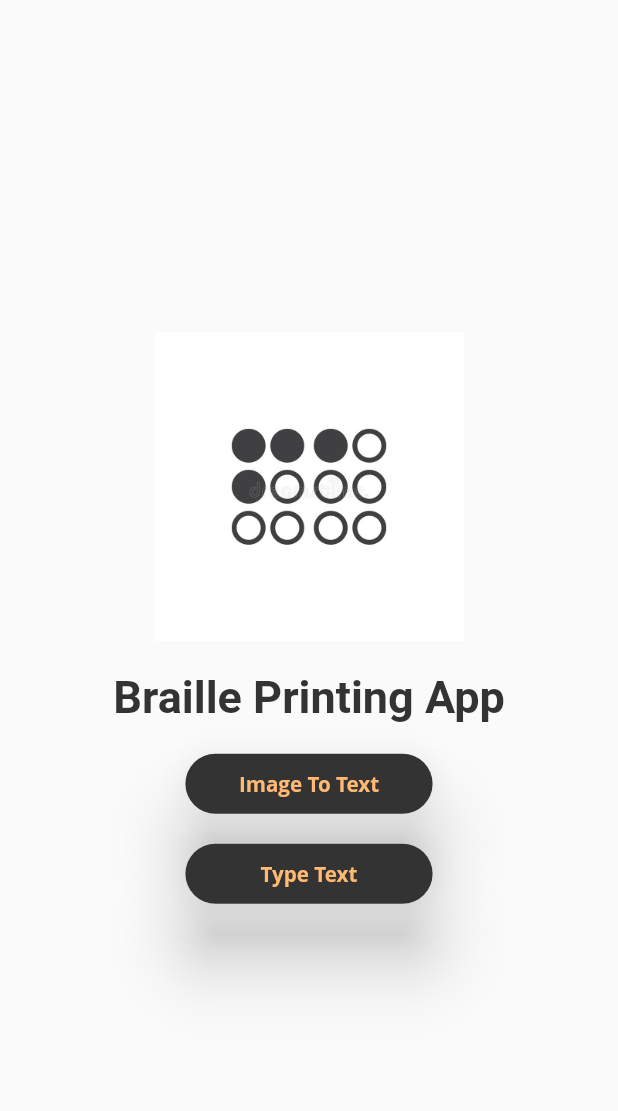
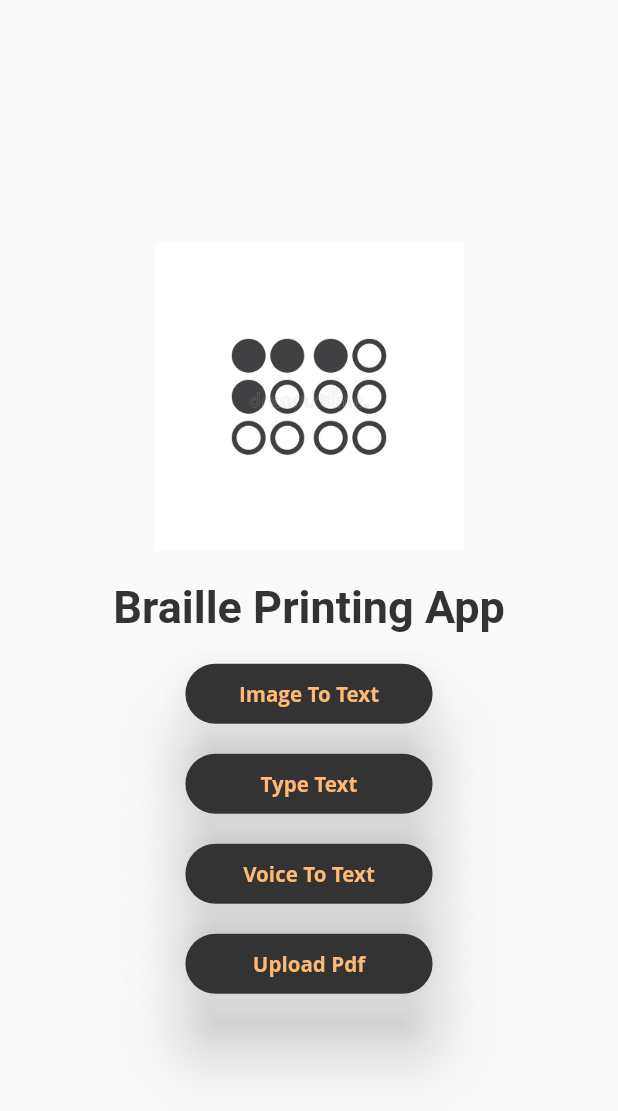
Before and after one commit to Aficionado45/braille_printing, a Flutter app: the screen it shows after launch, on a phone screen of 412 x 824 dp. Shown: the top 1111 px of the screen. Run offline on Flutter 3.47's test engine with Material 2 defaults, Android fonts, the phone set to English and light mode, and no system bars; our stand-ins replace avatar_glow, file_picker, flutter_bluetooth_serial, image_picker, speech_to_text; missing offline and left inert: google_ml_kit, pdf_text; Roboto replaces fonts that are missing (Open Sans, Zen).

Commit message:
Voice PDF Updates

```diff
--- a/lib/main.dart
+++ b/lib/main.dart
@@ -1,3 +1,5 @@
+import 'package:braille_printing/views/pdf.dart';
+import 'package:braille_printing/views/voice.dart';
 import 'package:flutter/material.dart';
 import 'package:braille_printing/views/welcome.dart';
 import 'views/ocr.dart';
@@ -18,6 +20,8 @@ class MyApp extends StatelessWidget {
         'welcome': (context) => WelcomeScreen(),
         'ocr': (context) => OcrCapture(),
         'bluetooth': (context) => Bluetooth(),
+        'pdf': (context) => PdfRead(),
+        'voice': (context) => VoiceText(),
       },
     );
   }
--- a/lib/views/welcome.dart
+++ b/lib/views/welcome.dart
@@ -96,6 +96,64 @@ class _WelcomeScreenState extends State<WelcomeScreen> {
                     ),
                   ),
                 ),
+                SizedBox(
+                  height: 20,
+                ),
+                Material(
+                  elevation: 20,
+                  borderRadius: BorderRadius.all(Radius.circular(20)),
+                  child: Container(
+                    decoration: BoxDecoration(
+                      color: kButton,
+                      borderRadius: BorderRadius.all(Radius.circular(20)),
+                    ),
+                    alignment: FractionalOffset.center,
+                    width: MediaQuery.of(context).size.width / 2.5,
+                    height: 40,
+                    child: TextButton(
+                      onPressed: () {
+                        Navigator.pushNamed(context, 'voice');
+                      },
+                      child: Text(
+                        "Voice To Text",
+                        style: TextStyle(
+                            color: kButtonText,
+                            fontSize: MediaQuery.of(context).size.width / 30,
+                            fontFamily: 'Open Sans',
+                            fontWeight: FontWeight.bold),
+                      ),
+                    ),
+                  ),
+                ),
+                SizedBox(
+                  height: 20,
+                ),
+                Material(
+                  elevation: 20,
+                  borderRadius: BorderRadius.all(Radius.circular(20)),
+                  child: Container(
+                    decoration: BoxDecoration(
+                      color: kButton,
+                      borderRadius: BorderRadius.all(Radius.circular(20)),
+                    ),
+                    alignment: FractionalOffset.center,
+                    width: MediaQuery.of(context).size.width / 2.5,
+                    height: 40,
+                    child: TextButton(
+                      onPressed: () {
+                        Navigator.pushNamed(context, 'pdf');
+                      },
+                      child: Text(
+                        "Upload Pdf",
+                        style: TextStyle(
+                            color: kButtonText,
+                            fontSize: MediaQuery.of(context).size.width / 30,
+                            fontFamily: 'Open Sans',
+                            fontWeight: FontWeight.bold),
+                      ),
+                    ),
+                  ),
+                ),
               ],
             ),
           ),
--- a/pubspec.yaml
+++ b/pubspec.yaml
@@ -37,6 +37,10 @@ dependencies:
   google_ml_kit: ^0.7.3
   image_picker: ^0.8.4+9d
   flutter_bluetooth_serial: ^0.4.0
+  pdf_text: ^0.5.0
+  file_picker: ^4.6.1
+  avatar_glow: ^2.0.2
+  speech_to_text: ^5.6.0
 
 
 dev_dependencies:
```
Also changed, not shown: lib/utils/convert.dart (added, +69 -0 lines), lib/views/connection.dart (+0 -7 lines), lib/views/pdf.dart (added, +209 -0 lines), lib/views/servo.dart (+2 -60 lines), lib/views/voice.dart (added, +112 -0 lines), pubspec.lock, 2 other files.
